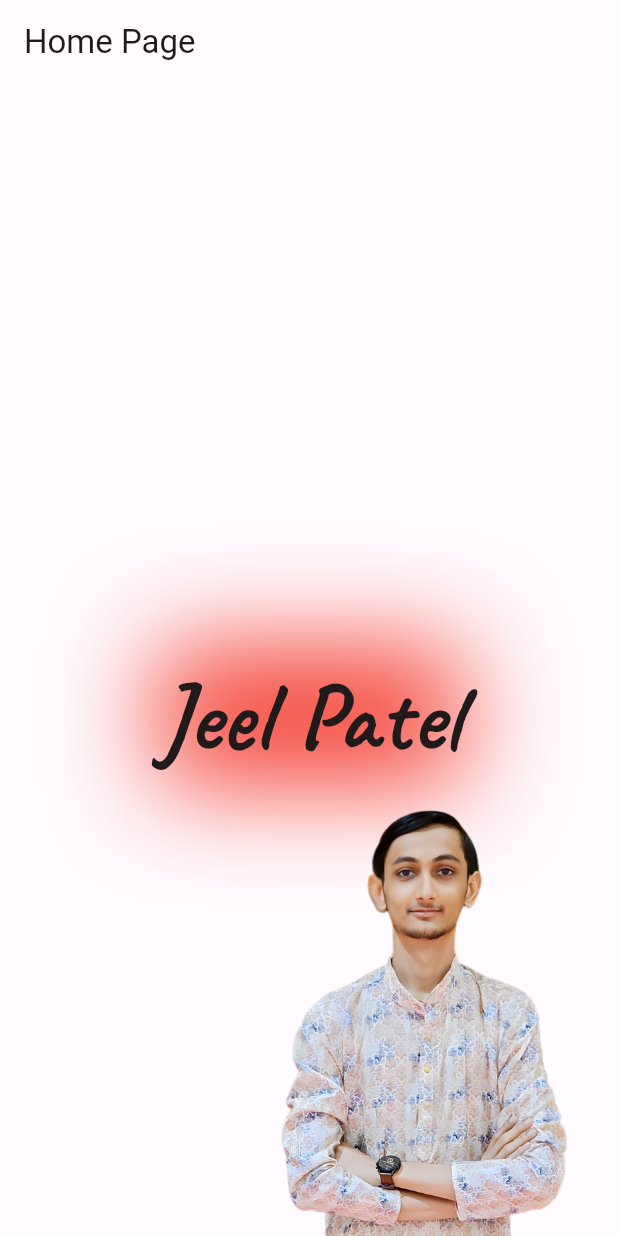
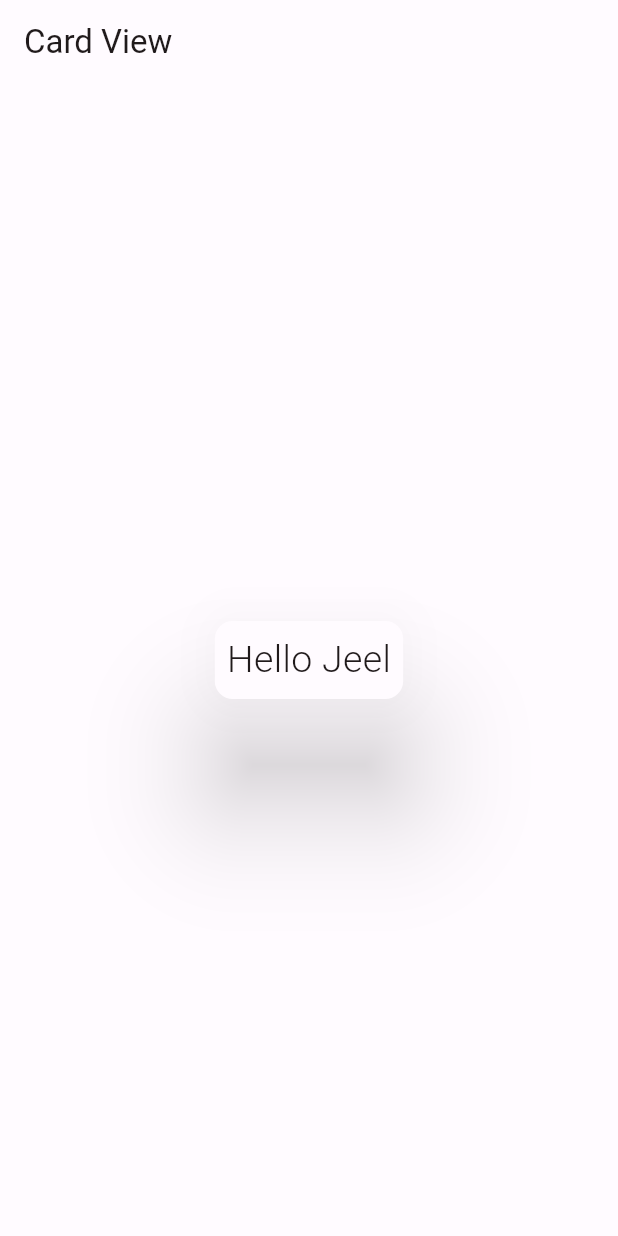
Before and after one commit to jeelpatel001/first_flutter_app, a Flutter app: the screen it shows after launch, on a phone screen of 412 x 824 dp. Run offline on Flutter 3.47's test engine with Material 3 defaults, Android fonts, the phone set to English and light mode, and no system bars.

Commit message:
Add Card Widget (How to add Card Widget)

```diff
--- /dev/null
+++ b/lib/_19_card_widget.dart
@@ -0,0 +1,29 @@
+import 'package:flutter/material.dart';
+
+class MyCardWidget extends StatelessWidget {
+  const MyCardWidget({super.key});
+
+  @override
+  Widget build(BuildContext context) {
+    return Scaffold(
+      appBar: AppBar(
+        title: const Text("Card View"),
+      ),
+      body: const Center(
+        child: Card(
+          elevation: 35,
+          child: Padding(
+            padding: EdgeInsets.all(8.0),
+            child: Text(
+              "Hello Jeel",
+              style: TextStyle(
+                fontSize: 25,
+                fontWeight: FontWeight.w300,
+              ),
+            ),
+          ),
+        ),
+      ),
+    );
+  }
+}
```
Also changed, not shown: lib/main.dart (+26 -6 lines).
